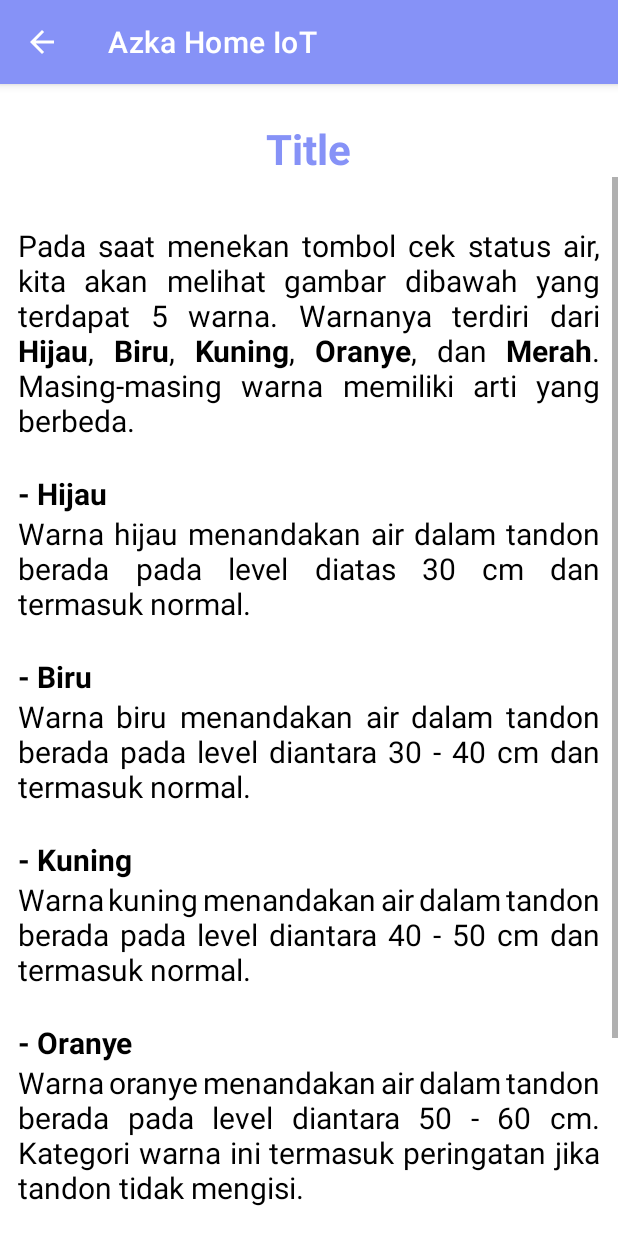
After one commit to AbeAzka/AzkaHomeIoT, an Android app: the DetailActivity screen opened directly, with no data from a screen before it, on a phone screen of 412 x 824 dp. The commit adds this screen. Run offline under Robolectric (Android 15) with nearby library versions, the phone set to English and light mode, and no system bars.

Commit message:
1.5.2.1 Update

```diff
--- a/app/build.gradle.kts
+++ b/app/build.gradle.kts
@@ -16,7 +16,7 @@ android {
         minSdk = 30
         targetSdk = 34
         versionCode = 1
-        versionName = "1.5.1.2"//Last 1.2
+        versionName = "1.5.2.1"//Last 1.2
 
         testInstrumentationRunner = "androidx.test.runner.AndroidJUnitRunner"
     }
--- /dev/null
+++ b/app/src/main/java/com/indodevstudio/azka_home_iot/DetailActivity.kt
@@ -0,0 +1,41 @@
+package com.indodevstudio.azka_home_iot
+
+import android.content.Intent
+import android.os.Bundle
+import android.view.View.OnClickListener
+import android.widget.TextView
+import androidx.appcompat.app.AppCompatActivity
+import androidx.appcompat.widget.Toolbar
+import androidx.core.view.GravityCompat
+
+class DetailActivity : AppCompatActivity() {
+    override fun onCreate(savedInstanceState: Bundle?) {
+        super.onCreate(savedInstanceState)
+        setContentView(R.layout.activity_detail)
+        val toolbar = findViewById<Toolbar>(R.id.toolbar)
+        setSupportActionBar(toolbar)
+        getSupportActionBar()?.setDisplayHomeAsUpEnabled(true);
+        getSupportActionBar()?.setDisplayShowHomeEnabled(true);
+
+        toolbar.setNavigationOnClickListener(OnClickListener {
+            //What to do on back clicked
+            onBackPressed()
+        })
+        val getData = intent.getParcelableExtra<DataClass>("android")
+        if (getData != null) {
+            val detailTitle: TextView = findViewById(R.id.detailTitle)
+            val detailDesc: TextView = findViewById(R.id.detailDesc)
+            //val detailImage: ImageView = findViewById(R.id.detailImage)
+            detailTitle.text = getData.dataTitle
+            detailDesc.text = getData.dataDesc
+            //detailImage.setImageResource(getData.dataDetailImage)
+        }
+    }
+
+    override fun onBackPressed() {
+        super.onBackPressed()
+//        supportFragmentManager.beginTransaction()
+//            .replace(R.id.fragment_container, manual_book_fragment()).commit()
+        onBackPressedDispatcher.onBackPressed()
+    }
+}
--- /dev/null
+++ b/app/src/main/res/drawable/ic_list_black.xml
@@ -0,0 +1,6 @@
+<vector android:alpha="0.9" android:autoMirrored="true"
+    android:height="24dp" android:tint="#000000"
+    android:viewportHeight="24" android:viewportWidth="24"
+    android:width="24dp" xmlns:android="http://schemas.android.com/apk/res/android">
+    <path android:fillColor="@android:color/white" android:pathData="M4,10.5c-0.83,0 -1.5,0.67 -1.5,1.5s0.67,1.5 1.5,1.5 1.5,-0.67 1.5,-1.5 -0.67,-1.5 -1.5,-1.5zM4,4.5c-0.83,0 -1.5,0.67 -1.5,1.5S3.17,7.5 4,7.5 5.5,6.83 5.5,6 4.83,4.5 4,4.5zM4,16.5c-0.83,0 -1.5,0.68 -1.5,1.5s0.68,1.5 1.5,1.5 1.5,-0.68 1.5,-1.5 -0.67,-1.5 -1.5,-1.5zM7,19h14v-2L7,17v2zM7,13h14v-2L7,11v2zM7,5v2h14L21,5L7,5z"/>
+</vector>
--- /dev/null
+++ b/app/src/main/res/drawable/ic_list_white.xml
@@ -0,0 +1,6 @@
+<vector android:alpha="0.9" android:autoMirrored="true"
+    android:height="24dp" android:tint="#FFFFFF"
+    android:viewportHeight="24" android:viewportWidth="24"
+    android:width="24dp" xmlns:android="http://schemas.android.com/apk/res/android">
+    <path android:fillColor="@android:color/white" android:pathData="M4,10.5c-0.83,0 -1.5,0.67 -1.5,1.5s0.67,1.5 1.5,1.5 1.5,-0.67 1.5,-1.5 -0.67,-1.5 -1.5,-1.5zM4,4.5c-0.83,0 -1.5,0.67 -1.5,1.5S3.17,7.5 4,7.5 5.5,6.83 5.5,6 4.83,4.5 4,4.5zM4,16.5c-0.83,0 -1.5,0.68 -1.5,1.5s0.68,1.5 1.5,1.5 1.5,-0.68 1.5,-1.5 -0.67,-1.5 -1.5,-1.5zM7,19h14v-2L7,17v2zM7,13h14v-2L7,11v2zM7,5v2h14L21,5L7,5z"/>
+</vector>
--- /dev/null
+++ b/app/src/main/res/drawable/ic_nature_people_white.xml
@@ -0,0 +1,5 @@
+<vector android:alpha="0.9" android:height="24dp" android:tint="#FFFFFF"
+    android:viewportHeight="24" android:viewportWidth="24"
+    android:width="24dp" xmlns:android="http://schemas.android.com/apk/res/android">
+    <path android:fillColor="@android:color/white" android:pathData="M22.17,9.17c0,-3.87 -3.13,-7 -7,-7s-7,3.13 -7,7c0,3.47 2.52,6.34 5.83,6.89V20H6v-3h1v-4c0,-0.55 -0.45,-1 -1,-1H3c-0.55,0 -1,0.45 -1,1v4h1v5h16v-2h-3v-3.88c3.47,-0.41 6.17,-3.36 6.17,-6.95zM4.5,11c0.83,0 1.5,-0.67 1.5,-1.5S5.33,8 4.5,8 3,8.67 3,9.5 3.67,11 4.5,11z"/>
+</vector>
--- /dev/null
+++ b/app/src/main/res/drawable/ic_search_black.xml
@@ -0,0 +1,5 @@
+<vector android:height="24dp" android:tint="#000000"
+    android:viewportHeight="24" android:viewportWidth="24"
+    android:width="24dp" xmlns:android="http://schemas.android.com/apk/res/android">
+    <path android:fillColor="@android:color/white" android:pathData="M15.5,14h-0.79l-0.28,-0.27C15.41,12.59 16,11.11 16,9.5 16,5.91 13.09,3 9.5,3S3,5.91 3,9.5 5.91,16 9.5,16c1.61,0 3.09,-0.59 4.23,-1.57l0.27,0.28v0.79l5,4.99L20.49,19l-4.99,-5zM9.5,14C7.01,14 5,11.99 5,9.5S7.01,5 9.5,5 14,7.01 14,9.5 11.99,14 9.5,14z"/>
+</vector>
--- /dev/null
+++ b/app/src/main/res/drawable/ic_search_white.xml
@@ -0,0 +1,5 @@
+<vector android:alpha="0.9" android:height="24dp" android:tint="#FFFFFF"
+    android:viewportHeight="24" android:viewportWidth="24"
+    android:width="24dp" xmlns:android="http://schemas.android.com/apk/res/android">
+    <path android:fillColor="@android:color/white" android:pathData="M15.5,14h-0.79l-0.28,-0.27C15.41,12.59 16,11.11 16,9.5 16,5.91 13.09,3 9.5,3S3,5.91 3,9.5 5.91,16 9.5,16c1.61,0 3.09,-0.59 4.23,-1.57l0.27,0.28v0.79l5,4.99L20.49,19l-4.99,-5zM9.5,14C7.01,14 5,11.99 5,9.5S7.01,5 9.5,5 14,7.01 14,9.5 11.99,14 9.5,14z"/>
+</vector>
--- /dev/null
+++ b/app/src/main/res/drawable/search_bkg.xml
@@ -0,0 +1,5 @@
+<?xml version="1.0" encoding="utf-8"?>
+<shape xmlns:android="http://schemas.android.com/apk/res/android">
+    <corners android:radius="20dp"></corners>
+    <stroke android:color="@color/lavender" android:width="2dp"></stroke>
+</shape>
--- /dev/null
+++ b/app/src/main/res/layout/activity_detail.xml
@@ -0,0 +1,85 @@
+<?xml version="1.0" encoding="utf-8"?>
+<androidx.constraintlayout.widget.ConstraintLayout xmlns:android="http://schemas.android.com/apk/res/android"
+    xmlns:app="http://schemas.android.com/apk/res-auto"
+    xmlns:tools="http://schemas.android.com/tools"
+    android:layout_width="match_parent"
+    android:layout_height="match_parent"
+    android:background="@color/white"
+    tools:context=".DetailActivity">
+    <LinearLayout
+        android:layout_width="match_parent"
+        android:layout_height="match_parent"
+        android:orientation="vertical">
+
+        <androidx.appcompat.widget.Toolbar
+            android:layout_width="match_parent"
+            android:layout_height="56dp"
+            android:id="@+id/toolbar"
+            android:elevation="4dp"
+            android:background="@color/lavender"
+            android:theme="@style/ThemeOverlay.AppCompat.Dark.ActionBar"
+            android:popupTheme="@style/ThemeOverlay.AppCompat.Light"/>
+
+        <TextView
+            android:layout_width="wrap_content"
+            android:layout_height="wrap_content"
+            android:id="@+id/detailTitle"
+            android:layout_marginTop="24dp"
+            android:text="Title"
+            android:textColor="@color/lavender"
+            android:textSize="28sp"
+            android:textStyle="bold"
+            android:layout_gravity="center_horizontal"
+            android:textAlignment="center"
+            app:layout_constraintStart_toStartOf="parent"
+            app:layout_constraintEnd_toEndOf="parent"
+            app:layout_constraintTop_toTopOf="parent"/>
+
+<!--        <View-->
+<!--            android:layout_width="fill_parent"-->
+<!--            android:layout_height="4dip"-->
+<!--            android:id="@+id/view2"-->
+<!--            android:layout_marginTop="10dp"-->
+<!--            android:background="#000000"-->
+<!--            android:paddingBottom="10dip"-->
+<!--            app:layout_constraintTop_toBottomOf="@id/detailTitle"-->
+<!--            />-->
+
+        <ScrollView
+            android:layout_width="match_parent"
+            android:layout_height="match_parent"
+
+            app:layout_constraintStart_toStartOf="parent"
+            app:layout_constraintEnd_toEndOf="parent"
+
+            >
+
+            <LinearLayout
+                android:layout_width="match_parent"
+                android:layout_height="wrap_content"
+                android:orientation="vertical"
+                >
+
+                <!-- things to scroll -->
+                <TextView
+                    android:layout_width="wrap_content"
+                    android:layout_height="wrap_content"
+                    android:id="@+id/detailDesc"
+                    android:layout_marginTop="20dp"
+
+                    android:text="@string/status_air"
+                    android:textColor="@color/black"
+                    android:textAlignment="viewStart"
+                    android:textSize="20sp"
+                    android:padding="12dp"
+                    android:justificationMode="inter_word"
+                    app:layout_constraintStart_toStartOf="parent"
+                    app:layout_constraintEnd_toEndOf="parent"
+                    />
+            </LinearLayout>
+        </ScrollView>
+
+    </LinearLayout>
+
+
+</androidx.constraintlayout.widget.ConstraintLayout>
--- a/app/src/main/res/values/strings.xml
+++ b/app/src/main/res/values/strings.xml
@@ -8,5 +8,13 @@
     <string name="emailInfo"></string>
     <string name="default_web_client_id" translatable="false">507008627074-i044hkon2rcr5oq9doo4eimrgnp7a1dr.apps.googleusercontent.com</string>
 
+    <string name="status_air">Pada saat menekan tombol cek status air, kita akan melihat gambar dibawah yang terdapat 5 warna. Warnanya terdiri dari <b>Hijau</b>, <b>Biru</b>, <b>Kuning</b>, <b>Oranye</b>, dan <b>Merah</b>.
+        Masing-masing warna memiliki arti yang berbeda.<br>\n</br>
+        <br>\n<b>- Hijau</b>\nWarna hijau menandakan air dalam tandon berada pada level diatas 30 cm dan termasuk normal.\n</br>
+        <br> \n<b>- Biru</b>\nWarna biru menandakan air dalam tandon berada pada level diantara 30 - 40 cm dan termasuk normal.\n</br>
+
+     <br>\n<b>- Kuning</b>\nWarna kuning menandakan air dalam tandon berada pada level diantara 40 - 50 cm dan termasuk normal.\n</br>
+     <br>\n<b>- Oranye</b>\nWarna oranye menandakan air dalam tandon berada pada level diantara 50 - 60 cm. Kategori warna ini termasuk peringatan jika tandon tidak mengisi.\n</br>
+     <br>\n<b>- Merah</b>\nWarna merah menandakan air dalam tandon berada pada level diatas 60 cm. Kategori warna ini termasuk error karena tandon tidak mengisi atau sensornya error.\n</br></string>
 
 </resources>
```
Also changed, not shown: app/src/main/AndroidManifest.xml (+16 -11 lines), app/src/main/java/com/indodevstudio/azka_home_iot/AdapterClass.kt (added, +31 -0 lines), app/src/main/java/com/indodevstudio/azka_home_iot/DataClass.kt (added, +30 -0 lines), app/src/main/java/com/indodevstudio/azka_home_iot/MainActivity.kt (+101 -13 lines), app/src/main/java/com/indodevstudio/azka_home_iot/manual_book_fragment.kt (added, +138 -0 lines), app/src/main/res/drawable/menu_book_black.xml (added, +8 -0 lines), app/src/main/res/drawable/menu_book_white.xml (added, +8 -0 lines), app/src/main/res/layout/fragment_manual_book_fragment.xml (added, +62 -0 lines), app/src/main/res/layout/item_layout.xml (added, +45 -0 lines), app/src/main/res/menu/nav_menu.xml (+5 -9 lines).
